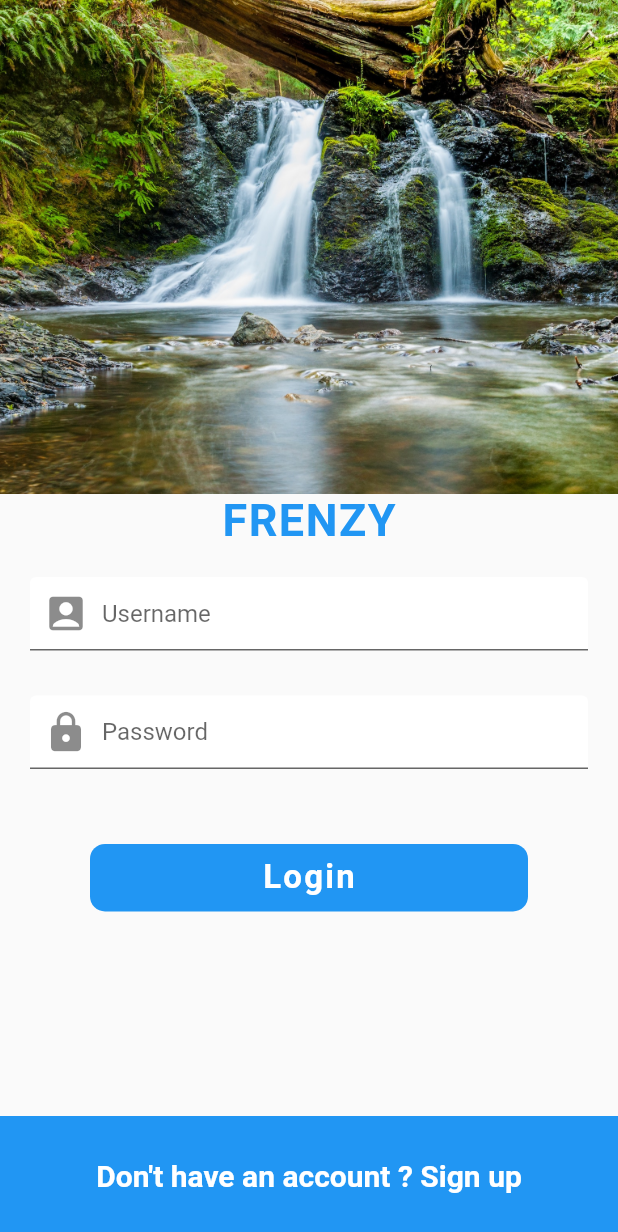
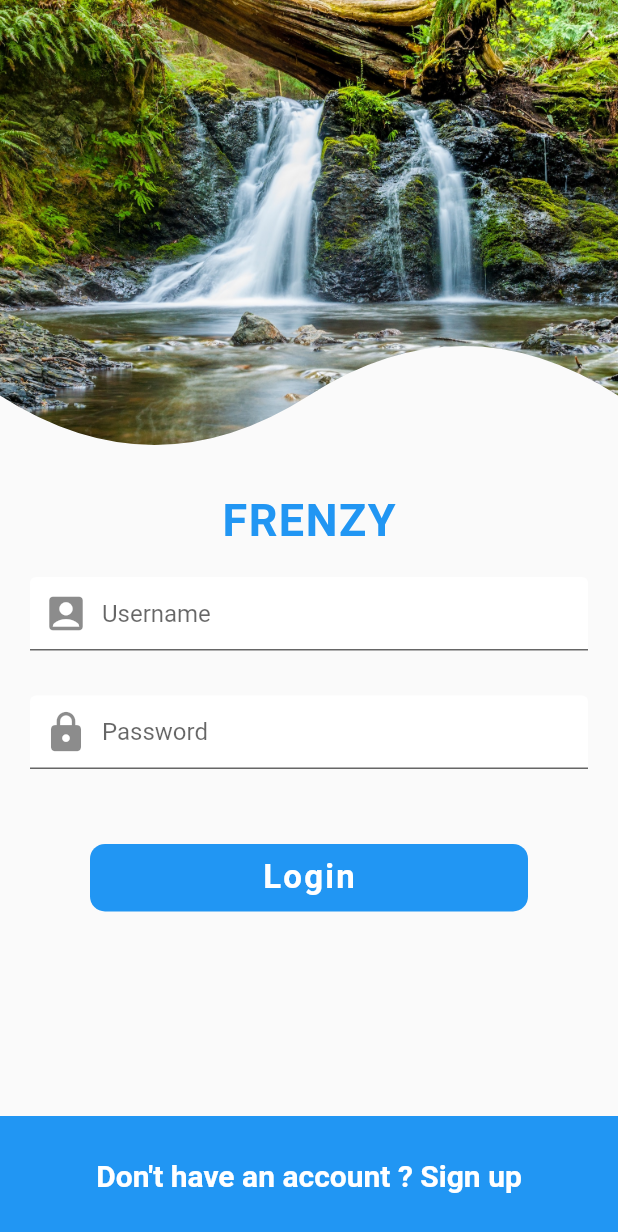
Before and after one commit to fabuloussTeam/Social-Media-UI, a Flutter app: the screen it shows after launch, on a phone screen of 412 x 824 dp. Shown: the top 1232 px of the screen. Run offline on Flutter 3.47's test engine with Material 2 defaults, Android fonts, the phone set to English and light mode, and no system bars.

Commit message:
Decoupage de l'image de la page de connection avec clipPath: LoginScreen Custom clipper

```diff
--- a/lib/screens/login_screen.dart
+++ b/lib/screens/login_screen.dart
@@ -1,4 +1,5 @@
 import 'package:flutter/material.dart';
+import 'package:flutter_social_ui/widgets/cuve_clipper.dart';
 
 class LoginScreen extends StatefulWidget {
 
@@ -16,12 +17,16 @@ class _LoginScreenState extends State<LoginScreen> {
            height: MediaQuery.of(context).size.height,
            child: new Column(
              children: <Widget>[
-               new Image(
-                 height: MediaQuery.of(context).size.height / 2.5,
-                 width: double.infinity,
-                 image: AssetImage("assets/images/login_background.jpg"),
-                 fit: BoxFit.cover,
+               new ClipPath(
+                 clipper: CurveClipper(),
+                 child: Image(
+                   height: MediaQuery.of(context).size.height / 2.5,
+                   width: double.infinity,
+                   image: AssetImage("assets/images/login_background.jpg"),
+                   fit: BoxFit.cover,
+                 ),
                ),
+
                new Text(
                  'FRENZY',
                  style: TextStyle(
--- /dev/null
+++ b/lib/widgets/cuve_clipper.dart
@@ -0,0 +1,40 @@
+import 'package:flutter/material.dart';
+
+class CurveClipper extends CustomClipper<Path> {
+
+  @override
+  Path getClip(Size size){
+
+    // print(size.width); la largeur de l'image : 375,0
+    // Print(size.height); la hauteur de l'image: 266.8
+    // on a sinde notre image a couper en 5 en commencen par le point
+    //d'origine path.lineTo()
+    Path path = Path();
+    path.lineTo(0, 4 * size.height / 5);
+    Offset curvePoint1 = Offset(size.width / 4, size.height);
+    Offset centerPoint = Offset(size.width / 2, 4 * size.height / 5);
+    path.quadraticBezierTo(
+        curvePoint1.dx,
+        curvePoint1.dy,
+        centerPoint.dx,
+        centerPoint.dy
+    );
+    Offset curvePoint2 = Offset(3 * size.width / 4, 3 * size.height / 5);
+    Offset endPoint = Offset(size.width, 4 * size.height / 5);
+    path.quadraticBezierTo(
+        curvePoint2.dx,
+        curvePoint2.dy,
+        endPoint.dx,
+        endPoint.dy
+    );
+    path.lineTo(size.width, 0);
+    path.close();
+    return path;
+  }
+
+  @override
+  bool shouldReclip(CustomClipper oldClipper) {
+    // TODO: implement shouldReclip
+   return false;
+  }
+}
```
